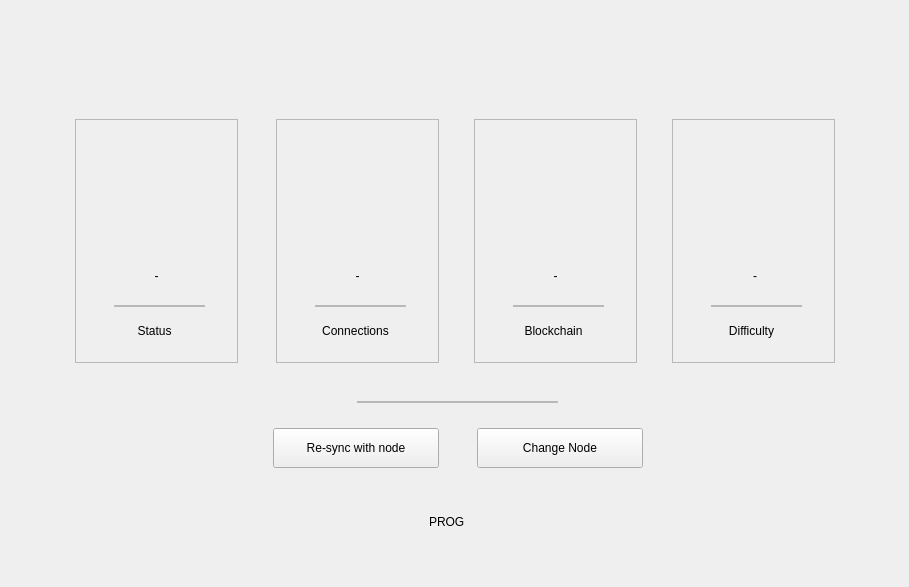
Qt form windows/u_nodeinfo_w.ui (0xkobe/mwc-wallet) before a commit.
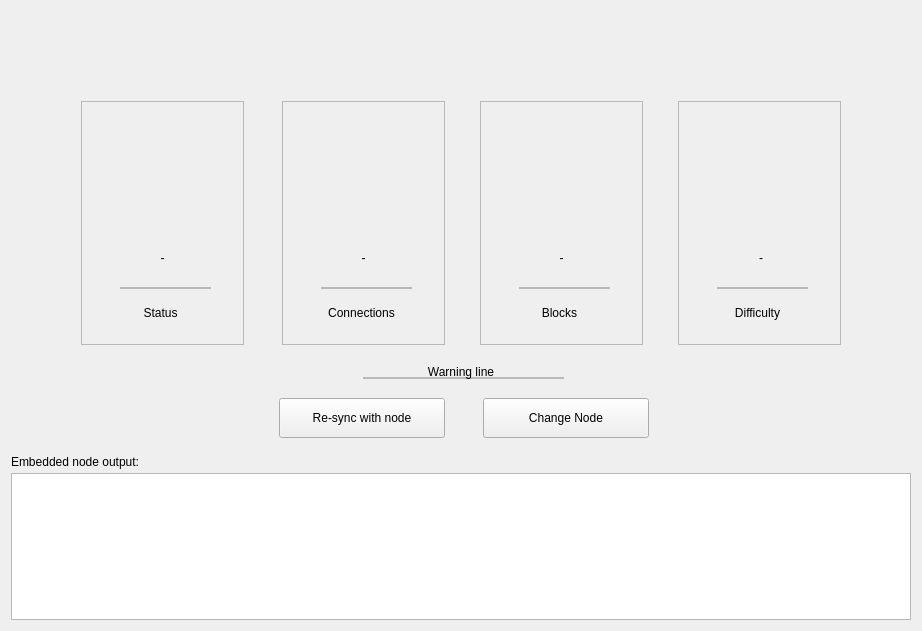
The same form after that commit. Icons and pictures are not drawn. Custom widgets are drawn as their Qt base class.

Commit message: make embedded node nicer

```diff
--- a/windows/u_nodeinfo_w.ui
+++ b/windows/u_nodeinfo_w.ui
@@ -6,29 +6,43 @@
    <rect>
     <x>0</x>
     <y>0</y>
-    <width>909</width>
-    <height>587</height>
+    <width>922</width>
+    <height>631</height>
    </rect>
   </property>
   <property name="windowTitle">
    <string>Form</string>
   </property>
-  <layout class="QVBoxLayout" name="verticalLayout_2" stretch="1,0,1">
+  <layout class="QVBoxLayout" name="verticalLayout_2" stretch="1,0,2">
    <property name="spacing">
     <number>0</number>
    </property>
    <item>
-    <spacer name="verticalSpacer">
+    <layout class="QHBoxLayout" name="horizontalLayout_2">
+     <item>
+      <widget class="QWidget" name="topPlaceholder" native="true">
+       <property name="maximumSize">
+        <size>
+         <width>16777215</width>
+         <height>110</height>
+        </size>
+       </property>
+      </widget>
+     </item>
+     <item>
+      <spacer name="horizontalSpacer_3">
      <property name="orientation">
-      <enum>Qt::Vertical</enum>
+        <enum>Qt::Horizontal</enum>
      </property>
      <property name="sizeHint" stdset="0">
       <size>
-       <width>20</width>
-       <height>58</height>
+         <width>40</width>
+         <height>20</height>
       </size>
      </property>
     </spacer>
+     </item>
+    </layout>
    </item>
    <item>
     <layout class="QHBoxLayout" name="horizontalLayout">
@@ -56,13 +70,13 @@
        <property name="minimumSize">
         <size>
          <width>766</width>
-         <height>349</height>
+         <height>339</height>
         </size>
        </property>
        <property name="maximumSize">
         <size>
          <width>766</width>
-         <height>349</height>
+         <height>339</height>
         </size>
        </property>
        <property name="frameShape">
@@ -75,7 +89,7 @@
         <property name="geometry">
          <rect>
           <x>405</x>
-          <y>309</y>
+          <y>297</y>
           <width>166</width>
           <height>40</height>
          </rect>
@@ -352,7 +366,7 @@
         <property name="geometry">
          <rect>
           <x>201</x>
-          <y>309</y>
+          <y>297</y>
           <width>166</width>
           <height>40</height>
          </rect>
@@ -452,18 +466,18 @@
           </rect>
          </property>
          <property name="text">
-          <string>Blockchain</string>
+          <string>Blocks</string>
          </property>
          <property name="alignment">
           <set>Qt::AlignCenter</set>
          </property>
         </widget>
        </widget>
-       <widget class="control::MwcLine" name="frame_9">
+       <widget class="control::MwcLine" name="lineSeparator">
         <property name="geometry">
          <rect>
           <x>285</x>
-          <y>282</y>
+          <y>276</y>
           <width>201</width>
           <height>2</height>
          </rect>
@@ -475,6 +489,22 @@
          <enum>QFrame::Raised</enum>
         </property>
        </widget>
+       <widget class="control::MwcLabelNormal" name="warningLine">
+        <property name="geometry">
+         <rect>
+          <x>3</x>
+          <y>249</y>
+          <width>760</width>
+          <height>43</height>
+         </rect>
+        </property>
+        <property name="text">
+         <string>Warning line</string>
+        </property>
+        <property name="alignment">
+         <set>Qt::AlignCenter</set>
+        </property>
+       </widget>
       </widget>
      </item>
      <item>
@@ -493,117 +523,48 @@
     </layout>
    </item>
    <item>
-    <layout class="QVBoxLayout" name="verticalLayout" stretch="1,0,1">
+    <widget class="QWidget" name="nodeLogsWnd" native="true">
+     <layout class="QVBoxLayout" name="verticalLayout">
      <property name="spacing">
+       <number>4</number>
+      </property>
+      <property name="leftMargin">
       <number>0</number>
      </property>
-     <item>
-      <spacer name="verticalSpacer_3">
-       <property name="orientation">
-        <enum>Qt::Vertical</enum>
-       </property>
-       <property name="sizeHint" stdset="0">
-        <size>
-         <width>20</width>
-         <height>29</height>
-        </size>
-       </property>
-      </spacer>
-     </item>
-     <item>
-      <layout class="QHBoxLayout" name="horizontalLayout_2" stretch="3,0,0,3">
-       <property name="spacing">
+      <property name="topMargin">
+       <number>15</number>
+      </property>
+      <property name="rightMargin">
+       <number>0</number>
+      </property>
+      <property name="bottomMargin">
         <number>0</number>
        </property>
        <item>
-        <spacer name="horizontalSpacer_3">
-         <property name="orientation">
-          <enum>Qt::Horizontal</enum>
-         </property>
-         <property name="sizeType">
-          <enum>QSizePolicy::Minimum</enum>
-         </property>
-         <property name="sizeHint" stdset="0">
-          <size>
-           <width>40</width>
-           <height>20</height>
-          </size>
-         </property>
-        </spacer>
-       </item>
-       <item>
-        <widget class="control::MwcLabelProgress" name="progress">
-         <property name="sizePolicy">
-          <sizepolicy hsizetype="Fixed" vsizetype="Fixed">
-           <horstretch>0</horstretch>
-           <verstretch>0</verstretch>
-          </sizepolicy>
-         </property>
-         <property name="minimumSize">
-          <size>
-           <width>50</width>
-           <height>50</height>
-          </size>
-         </property>
-         <property name="maximumSize">
-          <size>
-           <width>50</width>
-           <height>50</height>
-          </size>
-         </property>
+       <widget class="control::MwcLabelSmall" name="embeddedNodeOutputLabel">
          <property name="text">
-          <string>PROG</string>
+         <string>Embedded node output:</string>
          </property>
         </widget>
        </item>
        <item>
-        <widget class="QWidget" name="widget" native="true">
-         <property name="minimumSize">
-          <size>
-           <width>1</width>
-           <height>50</height>
-          </size>
-         </property>
-         <property name="maximumSize">
-          <size>
-           <width>1</width>
-           <height>50</height>
-          </size>
-         </property>
-        </widget>
-       </item>
-       <item>
-        <spacer name="horizontalSpacer_4">
-         <property name="orientation">
-          <enum>Qt::Horizontal</enum>
-         </property>
-         <property name="sizeType">
-          <enum>QSizePolicy::Minimum</enum>
-         </property>
-         <property name="sizeHint" stdset="0">
-          <size>
-           <width>40</width>
-           <height>20</height>
-          </size>
-         </property>
-        </spacer>
-       </item>
-      </layout>
-     </item>
-     <item>
-      <spacer name="verticalSpacer_2">
-       <property name="orientation">
-        <enum>Qt::Vertical</enum>
-       </property>
-       <property name="sizeHint" stdset="0">
-        <size>
-         <width>20</width>
-         <height>58</height>
-        </size>
-       </property>
-      </spacer>
-     </item>
-    </layout>
+       <widget class="control::MwcPlainEditLogs" name="nodeLogs">
+        <property name="focusPolicy">
+         <enum>Qt::ClickFocus</enum>
+        </property>
+        <property name="verticalScrollBarPolicy">
+         <enum>Qt::ScrollBarAlwaysOff</enum>
+        </property>
+        <property name="horizontalScrollBarPolicy">
+         <enum>Qt::ScrollBarAlwaysOff</enum>
+        </property>
+        <property name="readOnly">
+         <bool>true</bool>
+        </property>
+       </widget>
+      </item>
+     </layout>
+    </widget>
    </item>
   </layout>
  </widget>
@@ -614,32 +575,37 @@
    <header>control/MwcPushButton.h</header>
   </customwidget>
   <customwidget>
-   <class>control::MwcLabelNormal</class>
+   <class>control::MwcLabelSmall</class>
    <extends>QLabel</extends>
    <header>control/MwcLabel.h</header>
   </customwidget>
-  <customwidget>
-   <class>control::MwcLabelProgress</class>
-   <extends>QLabel</extends>
-   <header>control/MwcLabelProgress.h</header>
-  </customwidget>
-  <customwidget>
-   <class>control::MwcLine</class>
-   <extends>QFrame</extends>
-   <header>control/MwcFrameWithBorder.h</header>
-   <container>1</container>
-  </customwidget>
   <customwidget>
    <class>control::MwcLabelLarge</class>
    <extends>QLabel</extends>
    <header>control/MwcLabel.h</header>
   </customwidget>
+  <customwidget>
+   <class>control::MwcLine</class>
+   <extends>QFrame</extends>
+   <header>control/MwcFrameWithBorder.h</header>
+   <container>1</container>
+  </customwidget>
+  <customwidget>
+   <class>control::MwcLabelNormal</class>
+   <extends>QLabel</extends>
+   <header>control/MwcLabel.h</header>
+  </customwidget>
   <customwidget>
    <class>control::MwcFrameWithBorder</class>
    <extends>QFrame</extends>
    <header>control/MwcFrameWithBorder.h</header>
    <container>1</container>
   </customwidget>
+  <customwidget>
+   <class>control::MwcPlainEditLogs</class>
+   <extends>QPlainTextEdit</extends>
+   <header>control/MwcPlainEditLogs.h</header>
+  </customwidget>
  </customwidgets>
  <resources>
   <include location="../resources.qrc"/>
```
Lines whose indentation alone changed are shown as unchanged. The commit also changes 11 other files.
